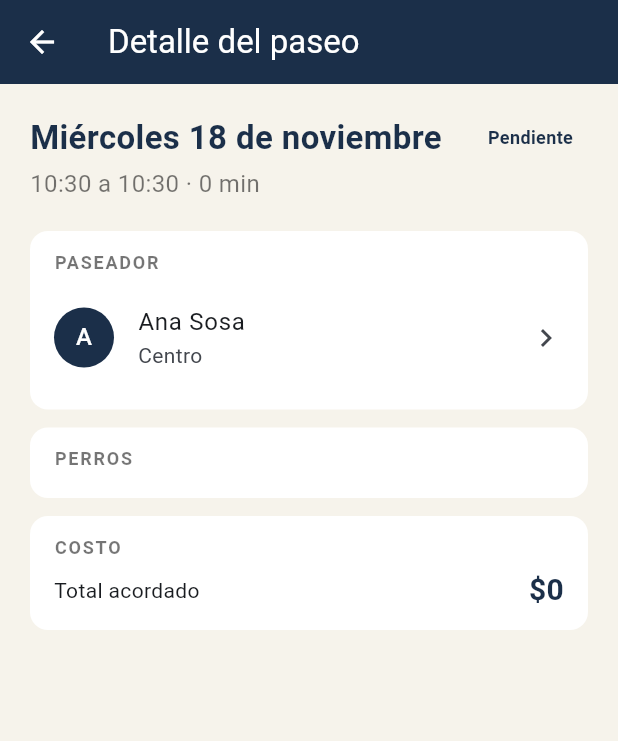
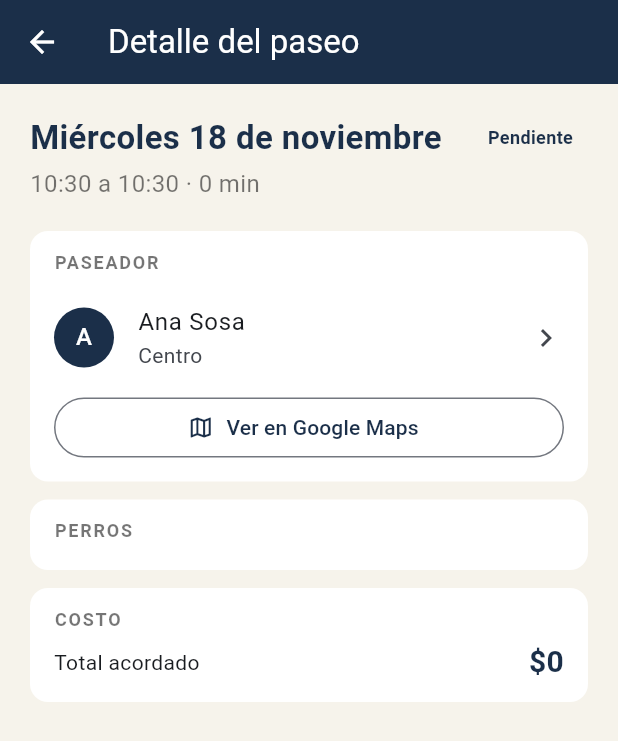
Before and after one commit to tomas-altamiranot/dogtrips_mobile, a Flutter app: the PantallaDetalleReserva screen opened directly with empty values, on a phone screen of 412 x 824 dp. Shown: the top 741 px of the screen. Run offline on Flutter 3.47's test engine with Material 3 defaults, Android fonts, the phone set to English and light mode, and no system bars; our stand-ins replace flutter_map, geolocator, image_picker, latlong2, local_auth, material_ui and 2 more; accounts and stored records are empty.

Commit message:
Boton de Google Maps en el detalle de la reserva

```diff
--- a/lib/pantallas/detalle_reserva.dart
+++ b/lib/pantallas/detalle_reserva.dart
@@ -1,5 +1,6 @@
 import 'package:intl/intl.dart';
 import 'package:material_ui/material_ui.dart';
+import 'package:url_launcher/url_launcher.dart';
 
 import '../datos/base_datos.dart';
 import '../main.dart';
@@ -23,6 +24,27 @@ class _PantallaDetalleReservaState extends State<PantallaDetalleReserva> {
   /// pantalla cambia al instante, sin volver a leer la base.
   late Reserva _reserva = widget.inicial.reserva;
   bool _cancelando = false;
+
+  /// Abre Google Maps en las coordenadas del paseador guardadas en SQLite.
+  ///
+  /// Es un enlace https normal: si el telefono tiene la app de Maps, Android
+  /// la abre; si no, se abre en el navegador.
+  Future<void> _abrirEnMapas() async {
+    final p = widget.inicial.paseador;
+    final url = Uri.parse(
+      'https://www.google.com/maps/search/?api=1'
+      '&query=${p.latitud},${p.longitud}',
+    );
+    try {
+      final abrio = await launchUrl(url, mode: LaunchMode.externalApplication);
+      if (!abrio) throw Exception('launchUrl devolvio false');
+    } catch (_) {
+      if (!mounted) return;
+      ScaffoldMessenger.of(context).showSnackBar(
+        const SnackBar(content: Text('No se pudo abrir Google Maps.')),
+      );
+    }
+  }
 
   Future<void> _cancelar() async {
     final confirmado = await showDialog<bool>(
@@ -104,7 +126,9 @@ class _PantallaDetalleReservaState extends State<PantallaDetalleReserva> {
 
           _Seccion(
             titulo: 'Paseador',
-            child: ListTile(
+            child: Column(
+              children: [
+                ListTile(
                   contentPadding: EdgeInsets.zero,
                   leading: CircleAvatar(
                     backgroundColor: ColoresDogTrips.navy,
@@ -121,6 +145,16 @@ class _PantallaDetalleReservaState extends State<PantallaDetalleReserva> {
                     Rutas.perfilPaseador,
                     arguments: ArgsPaseador(paseador: r.paseador),
                   ),
+                ),
+                SizedBox(
+                  width: double.infinity,
+                  child: OutlinedButton.icon(
+                    onPressed: _abrirEnMapas,
+                    icon: const Icon(Icons.map_outlined),
+                    label: const Text('Ver en Google Maps'),
+                  ),
+                ),
+              ],
             ),
           ),
 
```
Lines whose indentation alone changed are shown as unchanged.
